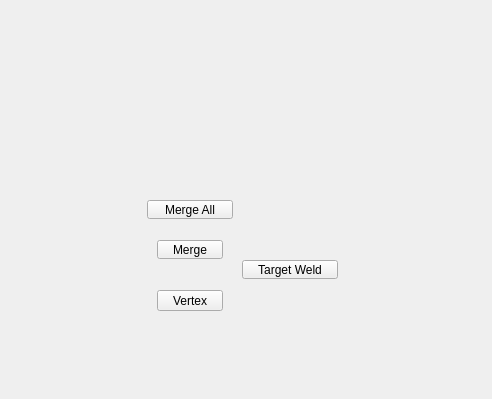
Above: tentacle/ui/polygons#vertex#submenu.ui from m3trik/tentacle before the change; both pictures show x 108 to 600 and y 0 to 399 of the 600 by 600 pixel window. Below: the same form after it.
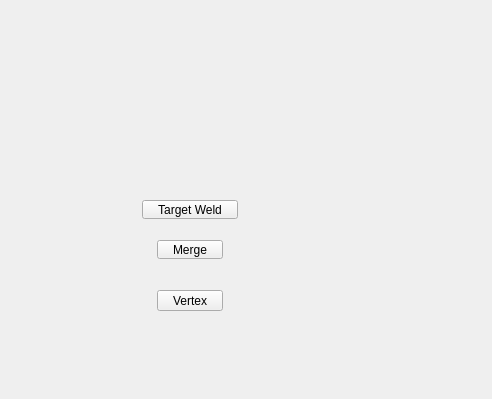
That is the form after the change. Custom widgets are drawn as their Qt base class.

```diff
--- a/tentacle/ui/polygons#vertex#submenu.ui
+++ b/tentacle/ui/polygons#vertex#submenu.ui
@@ -121,8 +121,8 @@
     </property>
     <property name="geometry">
      <rect>
-      <x>350</x>
-      <y>260</y>
+      <x>250</x>
+      <y>200</y>
       <width>96</width>
       <height>19</height>
      </rect>
@@ -183,37 +183,6 @@
      </palette>
     </property>
    </widget>
-   <widget class="PushButton" name="b006">
-    <property name="enabled">
-     <bool>true</bool>
-    </property>
-    <property name="geometry">
-     <rect>
-      <x>255</x>
-      <y>200</y>
-      <width>86</width>
-      <height>19</height>
-     </rect>
-    </property>
-    <property name="maximumSize">
-     <size>
-      <width>111</width>
-      <height>19</height>
-     </size>
-    </property>
-    <property name="toolTip">
-     <string>Merge selected components.  (default: to center)</string>
-    </property>
-    <property name="text">
-     <string>Merge All</string>
-    </property>
-    <property name="iconSize">
-     <size>
-      <width>18</width>
-      <height>18</height>
-     </size>
-    </property>
-   </widget>
   </widget>
  </widget>
  <customwidgets>
```
